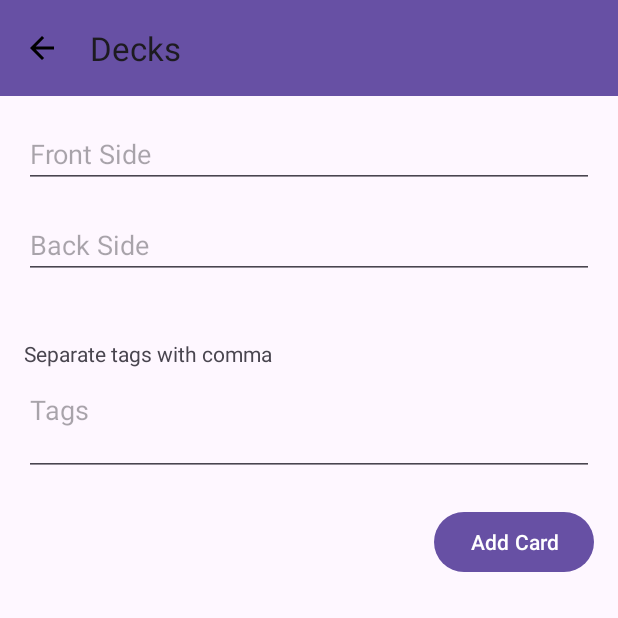
After one commit to borgCode/FlashcardMobile, an Android app: the fragment AddCardFragment placed in its activity, on a phone screen of 412 x 824 dp, the top half of it. The commit adds this screen. Run offline under Robolectric (Android 15) with nearby library versions, the phone set to English and light mode, and no system bars; our stand-ins replace Room's generated code.

Commit message:
add card functionality

```diff
--- /dev/null
+++ b/app/src/main/java/com/example/flashcardmobile/ui/fragment/AddCardFragment.java
@@ -0,0 +1,71 @@
+package com.example.flashcardmobile.ui.fragment;
+
+import android.os.Bundle;
+import android.view.LayoutInflater;
+import android.view.View;
+import android.view.ViewGroup;
+import android.widget.Button;
+import android.widget.EditText;
+import android.widget.Toast;
+import androidx.annotation.NonNull;
+import androidx.annotation.Nullable;
+import androidx.fragment.app.Fragment;
+import androidx.lifecycle.ViewModelProvider;
+import com.example.flashcardmobile.R;
+import com.example.flashcardmobile.entity.Card;
+import com.example.flashcardmobile.viewmodel.CardViewModel;
+import com.example.flashcardmobile.viewmodel.SharedPracticeViewModel;
+import org.jetbrains.annotations.NotNull;
+
+import java.time.LocalDateTime;
+
+public class AddCardFragment extends Fragment {
+
+    private CardViewModel cardViewModel;
+    private SharedPracticeViewModel sharedPracticeViewModel;
+    private EditText frontSide;
+    private EditText backSide;
+    private EditText tags;
+    private Button addButton;
+
+    @Nullable
+
+    @Override
+    public View onCreateView(@NonNull @NotNull LayoutInflater inflater, ViewGroup container, Bundle savedInstanceState) {
+        View view = inflater.inflate(R.layout.fragment_add_card, container, false);
+
+        cardViewModel = new ViewModelProvider(requireActivity()).get(CardViewModel.class);
+        sharedPracticeViewModel = new ViewModelProvider(requireActivity()).get(SharedPracticeViewModel.class);
+
+        frontSide = view.findViewById(R.id.frontSideEditText);
+        backSide = view.findViewById(R.id.backSideEditText);
+
+        //TODO implement tags in db
+        tags = view.findViewById(R.id.tagsEditText);
+        addButton = view.findViewById(R.id.addCardButton);
+
+        addButton.setOnClickListener(v -> addCard());
+
+        return view;
+
+    }
+
+    private void addCard() {
+        String frontText = frontSide.getText().toString().trim();
+        String backText = backSide.getText().toString().trim();
+        long deckId = sharedPracticeViewModel.getId().getValue();
+
+        if (frontText.isEmpty() || backText.isEmpty()) {
+            Toast.makeText(getActivity(),
+                    "Make sure you input both a front side and back side for the card",
+                    Toast.LENGTH_SHORT).show();
+        } else {
+            Card card = new Card(deckId, frontText, backText, LocalDateTime.now(),
+                    0, 1, 2.5);
+            cardViewModel.insert(card);
+            frontSide.setText("");
+            backSide.setText("");
+        }
+
+    }
+}
--- a/app/src/main/java/com/example/flashcardmobile/ui/fragment/PracticeFragment.java
+++ b/app/src/main/java/com/example/flashcardmobile/ui/fragment/PracticeFragment.java
@@ -43,7 +43,7 @@ public class PracticeFragment extends Fragment {
 
         SharedPracticeViewModel sharedPracticeViewModel = new ViewModelProvider(requireActivity())
                 .get(SharedPracticeViewModel.class);
-        sharedPracticeViewModel.getId().observe(this, deckId -> {
+        sharedPracticeViewModel.getId().observe(getViewLifecycleOwner(), deckId -> {
             cardViewModel.getDueCards(deckId).observe(getViewLifecycleOwner(), newCards ->  {
                 cards.clear();
                 cards.addAll(newCards);
@@ -80,4 +80,3 @@ public class PracticeFragment extends Fragment {
 //            }
 //        });
     }
-}
--- a/app/src/main/java/com/example/flashcardmobile/ui/view/DeckAdapter.java
+++ b/app/src/main/java/com/example/flashcardmobile/ui/view/DeckAdapter.java
@@ -8,7 +8,6 @@ import android.widget.Button;
 import android.widget.ImageButton;
 import android.widget.PopupMenu;
 import androidx.annotation.NonNull;
-import androidx.fragment.app.FragmentManager;
 import androidx.recyclerview.widget.RecyclerView;
 import com.example.flashcardmobile.R;
 import com.example.flashcardmobile.entity.Deck;
@@ -22,6 +21,7 @@ public class DeckAdapter extends RecyclerView.Adapter<DeckAdapter.DeckViewHolder
     public interface OnDeckOperationListener {
         void onDeleteDeck(long deckId);
         void onPracticeDeck(long deckId, String deckName);
+        void onAddCard(long deckId);
     }
 
     private List<Deck> decks;
@@ -86,6 +86,8 @@ public class DeckAdapter extends RecyclerView.Adapter<DeckAdapter.DeckViewHolder
                         int id = menuItem.getItemId();
 
                         if (id == R.id.addCardItem) {
+                            listener.onAddCard(deck.getId());
+
 
                         } else if (id == R.id.viewDeckItem) {
 //                            Intent intent = new Intent(view.getContext(), DeckActivity.class);
--- /dev/null
+++ b/app/src/main/res/layout/fragment_add_card.xml
@@ -0,0 +1,47 @@
+<LinearLayout
+        xmlns:android="http://schemas.android.com/apk/res/android"
+        android:layout_width="match_parent"
+        android:layout_height="wrap_content"
+        android:orientation="vertical"
+        android:padding="16dp">
+
+
+    <EditText
+            android:id="@+id/frontSideEditText"
+            android:layout_width="match_parent"
+            android:layout_height="wrap_content"
+            android:hint="Front Side"
+            android:inputType="text"
+            android:layout_marginBottom="15dp"
+    />
+
+
+    <EditText
+            android:id="@+id/backSideEditText"
+            android:layout_width="match_parent"
+            android:layout_height="wrap_content"
+            android:hint="Back Side"
+            android:inputType="text"
+            android:layout_marginBottom="40dp"/>
+
+    <TextView android:layout_width="match_parent"
+              android:layout_height="wrap_content"
+              android:text="Separate tags with comma"
+              android:layout_marginBottom="5dp"
+    />
+
+    <EditText
+            android:id="@+id/tagsEditText"
+            android:layout_width="match_parent"
+            android:layout_height="wrap_content"
+            android:hint="Tags"
+            android:inputType="textMultiLine"
+            android:minLines="2"
+            android:gravity="top"/>
+    <Button android:layout_width="wrap_content" android:layout_height="wrap_content"
+            android:layout_gravity="end"
+            android:layout_marginTop="20dp"
+            android:text="Add Card"
+            android:id="@+id/addCardButton"/>
+
+</LinearLayout>
```
Also changed, not shown: app/src/main/java/com/example/flashcardmobile/ui/fragment/DeckSelectionFragment.java (+16 -2 lines).
